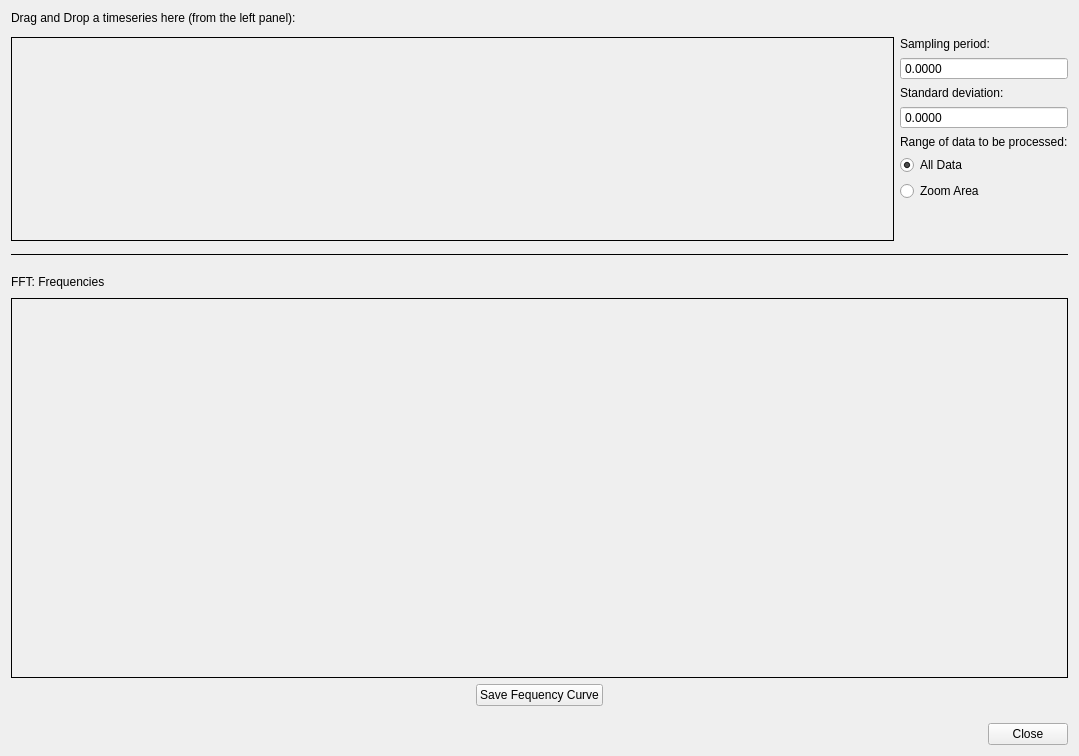
Above: plotjuggler_plugins/ToolboxFFT/toolbox_FFT.ui from yuanzhongqiao/PlotJuggler before the change. Below: the same form after it.
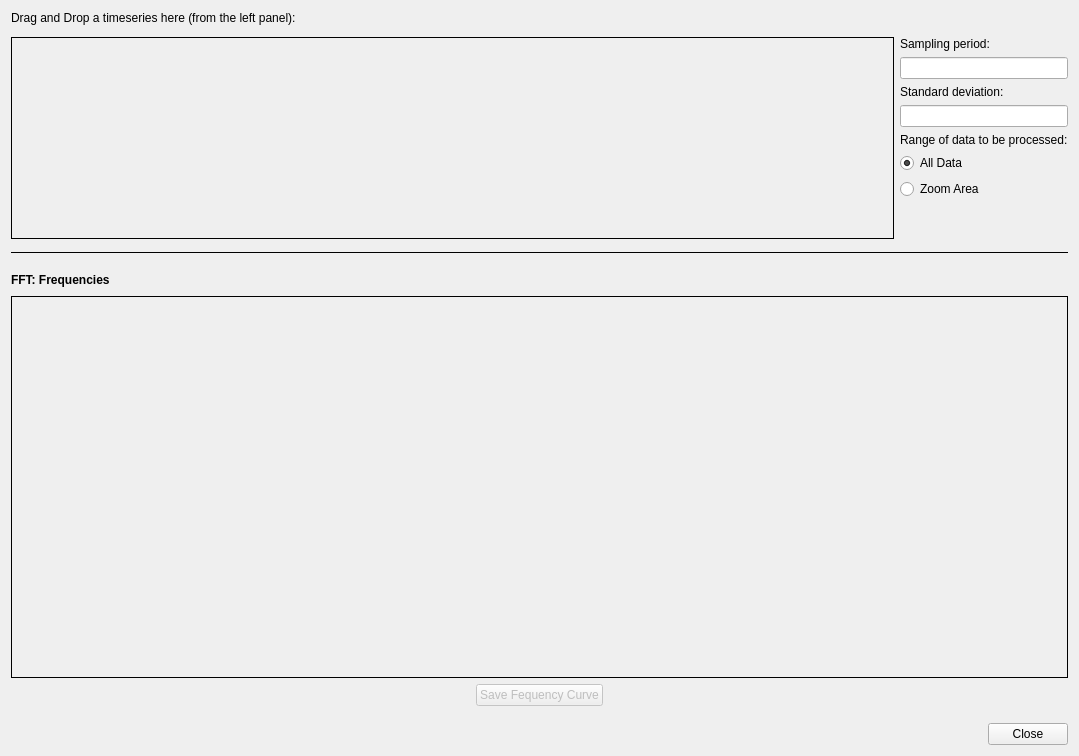
That is the form after the change.

Patch:
```diff
--- a/plotjuggler_plugins/ToolboxFFT/toolbox_FFT.ui
+++ b/plotjuggler_plugins/ToolboxFFT/toolbox_FFT.ui
@@ -52,17 +52,7 @@
         </widget>
        </item>
        <item>
-        <widget class="QDoubleSpinBox" name="spinBoxPeriod">
-         <property name="readOnly">
-          <bool>true</bool>
-         </property>
-         <property name="buttonSymbols">
-          <enum>QAbstractSpinBox::NoButtons</enum>
-         </property>
-         <property name="decimals">
-          <number>4</number>
-         </property>
-        </widget>
+        <widget class="QLineEdit" name="lineEditDT"/>
        </item>
        <item>
         <widget class="QLabel" name="label_5">
@@ -72,17 +62,7 @@
         </widget>
        </item>
        <item>
-        <widget class="QDoubleSpinBox" name="spinBoxStdDev">
-         <property name="readOnly">
-          <bool>true</bool>
-         </property>
-         <property name="buttonSymbols">
-          <enum>QAbstractSpinBox::NoButtons</enum>
-         </property>
-         <property name="decimals">
-          <number>4</number>
-         </property>
-        </widget>
+        <widget class="QLineEdit" name="lineEditStdDev"/>
        </item>
        <item>
         <widget class="QLabel" name="label_6">
@@ -142,6 +122,15 @@
      </property>
      <item>
       <widget class="QLabel" name="label_3">
+       <property name="font">
+        <font>
+         <weight>75</weight>
+         <bold>true</bold>
+        </font>
+       </property>
+       <property name="frameShadow">
+        <enum>QFrame::Raised</enum>
+       </property>
        <property name="text">
         <string>FFT: Frequencies</string>
        </property>
@@ -191,7 +180,10 @@
       </spacer>
      </item>
      <item>
-      <widget class="QPushButton" name="pushButton">
+      <widget class="QPushButton" name="pushButtonSave">
+       <property name="enabled">
+        <bool>false</bool>
+       </property>
        <property name="text">
         <string>Save Fequency Curve</string>
        </property>
```
